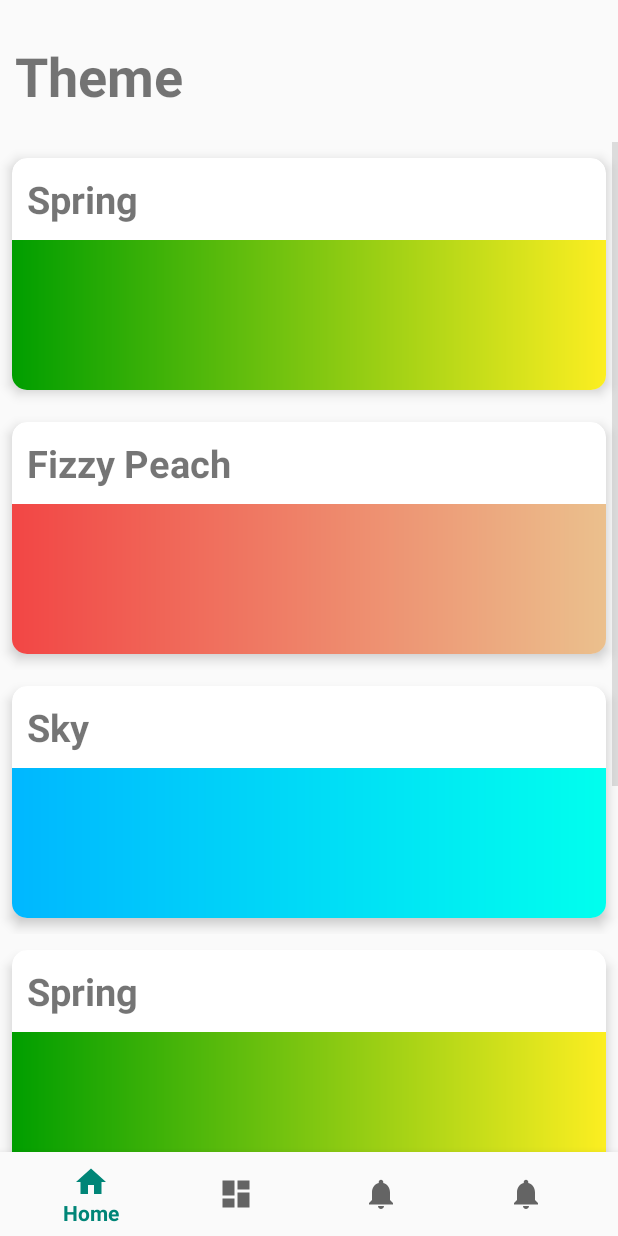
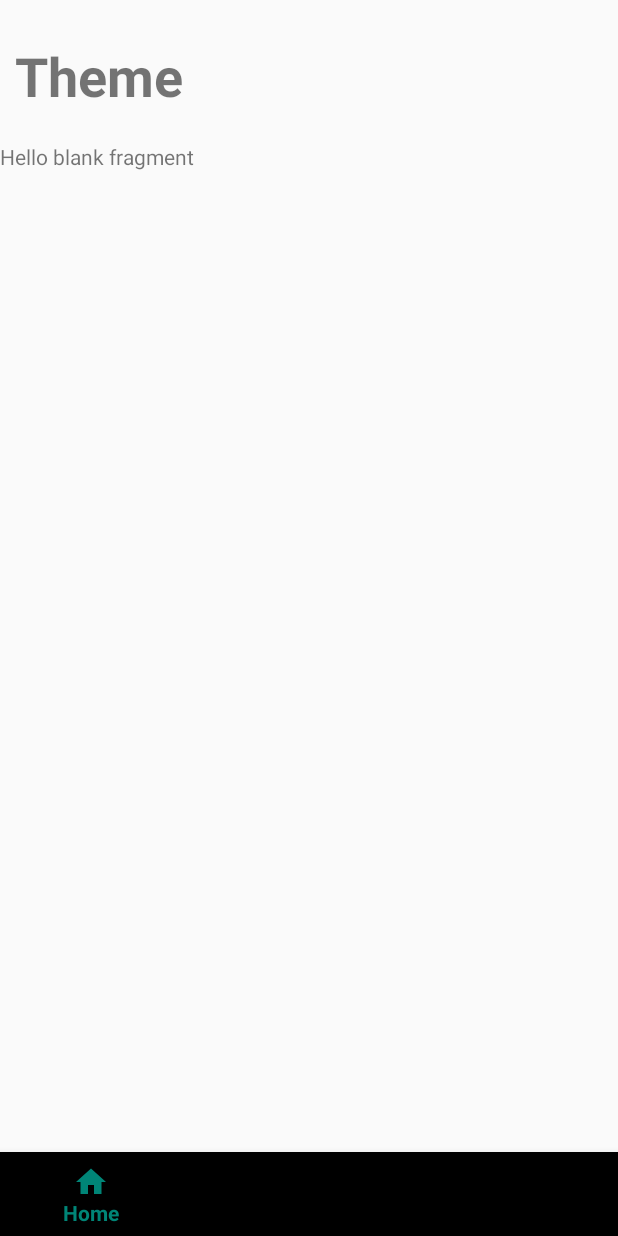
Before and after one commit to BonnyWang/PhotonLab-Android, an Android app: the Themes screen opened directly, with no data from a screen before it, on a phone screen of 412 x 824 dp. Run offline under Robolectric (Android 15) with nearby library versions, the phone set to English and light mode, and no system bars.

Commit message:
Fragment Initial Test

```diff
--- a/app/build.gradle
+++ b/app/build.gradle
@@ -25,6 +25,7 @@ dependencies {
     implementation 'com.google.android.material:material:1.0.0'
     implementation 'androidx.constraintlayout:constraintlayout:1.1.3'
     implementation 'androidx.vectordrawable:vectordrawable:1.0.1'
+    implementation 'androidx.legacy:legacy-support-v4:1.0.0'
     testImplementation 'junit:junit:4.12'
     androidTestImplementation 'androidx.test:runner:1.1.1'
     androidTestImplementation 'androidx.test.espresso:espresso-core:3.1.1'
--- /dev/null
+++ b/app/src/main/java/com/example/myapplication/Fragment_Control.java
@@ -0,0 +1,29 @@
+package com.example.myapplication;
+
+import android.content.Context;
+import android.net.Uri;
+import android.os.Bundle;
+
+import androidx.fragment.app.Fragment;
+
+import android.view.LayoutInflater;
+import android.view.View;
+import android.view.ViewGroup;
+
+
+
+public class Fragment_Control extends Fragment {
+    @Override
+    public void onCreate(Bundle savedInstanceState) {
+        super.onCreate(savedInstanceState);
+    }
+
+    @Override
+    public View onCreateView(LayoutInflater inflater, ViewGroup container,
+                             Bundle savedInstanceState) {
+        // Inflate the layout for this fragment
+        return inflater.inflate(R.layout.fragment__control_layout, container, false);
+    }
+
+
+}
--- a/app/src/main/java/com/example/myapplication/Themes.java
+++ b/app/src/main/java/com/example/myapplication/Themes.java
@@ -15,6 +15,9 @@ import androidx.annotation.RequiresApi;
 import androidx.appcompat.app.AppCompatActivity;
 import androidx.annotation.NonNull;
 import androidx.cardview.widget.CardView;
+import androidx.fragment.app.Fragment;
+import androidx.fragment.app.FragmentManager;
+import androidx.fragment.app.FragmentTransaction;
 import androidx.recyclerview.widget.LinearLayoutManager;
 import androidx.recyclerview.widget.RecyclerView;
 
@@ -50,6 +53,9 @@ public class Themes extends AppCompatActivity {
     //added for setting different color for the gradient -Bonny
     ImageView imageView_Card;
 
+    //Fragment Test - Bonny
+    Fragment fragment;
+
 
     private BottomNavigationView.OnNavigationItemSelectedListener mOnNavigationItemSelectedListener
             = new BottomNavigationView.OnNavigationItemSelectedListener() {
@@ -58,7 +64,12 @@ public class Themes extends AppCompatActivity {
         public boolean onNavigationItemSelected(@NonNull MenuItem item) {
             switch (item.getItemId()) {
                 case R.id.navigation_home:
-                    to_Main();
+                    //to_Main();
+                    fragment = new Fragment_Theme();
+                    FragmentManager fm = getSupportFragmentManager();
+                    FragmentTransaction ft = fm.beginTransaction();
+                    ft.replace(R.id.fgm_Theme, fragment);
+                    ft.commit();
                     mTextMessage.setText(R.string.title_home);
                     return true;
                 case R.id.navigation_dashboard:
@@ -81,21 +92,22 @@ public class Themes extends AppCompatActivity {
 
         super.onCreate(savedInstanceState);
         setContentView(R.layout.activity_themes);
-        RecyclerView rv = (RecyclerView)findViewById(R.id.rv);
+        //RecyclerView rv = (RecyclerView)findViewById(R.id.rv);
         BottomNavigationView navView = findViewById(R.id.nav_view);
         mTextMessage = findViewById(R.id.message);
         navView.setOnNavigationItemSelectedListener(mOnNavigationItemSelectedListener);
 
-        //added for recycler view -Bonny
-        LinearLayoutManager llm = new LinearLayoutManager(context);
-        rv.setLayoutManager(llm);
-
-        imageView_Card = (ImageView)findViewById(R.id.imageView_Card);
-
-        initializeData();
-
-        RvAdapter adapter = new RvAdapter(mtheme);
-        rv.setAdapter(adapter);
+//        //added for recycler view -Bonny
+//
+//        LinearLayoutManager llm = new LinearLayoutManager(context);
+//        rv.setLayoutManager(llm);
+//
+//        imageView_Card = (ImageView)findViewById(R.id.imageView_Card);
+//
+//        initializeData();
+//
+//        RvAdapter adapter = new RvAdapter(mtheme);
+//        rv.setAdapter(adapter);
 
 
     }
@@ -106,15 +118,15 @@ public class Themes extends AppCompatActivity {
 
 
 
-    private void initializeData(){
-        mtheme = new ArrayList<>();
-        mtheme.add(new theme_Class("Spring", new int[] {0xff009e00, 0xfffcee21}));
-        mtheme.add(new theme_Class("Fizzy Peach", new int[] {0xfff24645, 0xffebc08d}));
-        mtheme.add(new theme_Class("Sky", new int[] {0xff00b7ff, 0xff00ffee}));
-        mtheme.add(new theme_Class("Spring", new int[] {0xff009e00, 0xfffcee21}));
-        mtheme.add(new theme_Class("Fizzy Peach", new int[] {0xfff24645, 0xffebc08d}));
-        mtheme.add(new theme_Class("Sky", new int[] {0xff00b7ff, 0xff00ffee}));
-    }
+//    private void initializeData(){
+//        mtheme = new ArrayList<>();
+//        mtheme.add(new theme_Class("Spring", new int[] {0xff009e00, 0xfffcee21}));
+//        mtheme.add(new theme_Class("Fizzy Peach", new int[] {0xfff24645, 0xffebc08d}));
+//        mtheme.add(new theme_Class("Sky", new int[] {0xff00b7ff, 0xff00ffee}));
+//        mtheme.add(new theme_Class("Spring", new int[] {0xff009e00, 0xfffcee21}));
+//        mtheme.add(new theme_Class("Fizzy Peach", new int[] {0xfff24645, 0xffebc08d}));
+//        mtheme.add(new theme_Class("Sky", new int[] {0xff00b7ff, 0xff00ffee}));
+//    }
 
 
 }
--- a/app/src/main/res/layout/activity_themes.xml
+++ b/app/src/main/res/layout/activity_themes.xml
@@ -8,19 +8,31 @@ android:layout_height="match_parent"
 tools:context=".MainActivity">
 
     <RelativeLayout
-        android:id="@+id/rl"
         android:layout_width="match_parent"
         android:layout_height="match_parent">
 
-        <androidx.recyclerview.widget.RecyclerView
-            android:id="@+id/rv"
+        <com.google.android.material.bottomnavigation.BottomNavigationView
+            android:id="@+id/nav_view"
+            android:layout_width="match_parent"
+            android:layout_height="wrap_content"
+            android:layout_marginTop="0dp"
+            android:layout_alignParentBottom="true"
+            app:menu="@menu/bottom_nav_menu"/>
+
+        <RelativeLayout
+            android:id="@+id/rl"
             android:layout_width="match_parent"
             android:layout_height="match_parent"
-            android:layout_above="@+id/nav_view"
+            android:layout_above="@+id/nav_view">
+
+            <fragment
+                android:name = "com.example.myapplication.Fragment_Control"
+                android:id="@+id/fgm_Theme"
+                android:layout_width="match_parent"
+                android:layout_height="match_parent"
                 android:layout_below="@+id/message"
                 android:layout_marginTop="10dp"
-            android:layout_marginBottom="0dp"
-            android:scrollbars="vertical" />
+                android:layout_marginBottom="0dp" />
 
             <TextView
                 android:id="@+id/message"
@@ -32,15 +44,8 @@ tools:context=".MainActivity">
                 android:textSize="36sp"
                 android:textStyle="bold" />
 
-        <com.google.android.material.bottomnavigation.BottomNavigationView
-            android:id="@+id/nav_view"
-            android:layout_width="match_parent"
-            android:layout_height="wrap_content"
-            android:layout_alignParentBottom = "true"
-            android:layout_marginBottom="0dp"
-            android:background="?android:attr/windowBackground"
-            app:menu="@menu/bottom_nav_menu" />
-
 
         </RelativeLayout>
+    </RelativeLayout>
+
 </androidx.constraintlayout.widget.ConstraintLayout>
--- /dev/null
+++ b/app/src/main/res/layout/fragment__control_layout.xml
@@ -0,0 +1,14 @@
+<?xml version="1.0" encoding="utf-8"?>
+<FrameLayout xmlns:android="http://schemas.android.com/apk/res/android"
+    xmlns:tools="http://schemas.android.com/tools"
+    android:layout_width="match_parent"
+    android:layout_height="match_parent"
+    tools:context=".Fragment_Control">
+
+    <!-- TODO: Update blank fragment layout -->
+    <TextView
+        android:layout_width="match_parent"
+        android:layout_height="match_parent"
+        android:text="@string/hello_blank_fragment" />
+
+</FrameLayout>
--- a/app/src/main/res/values/strings.xml
+++ b/app/src/main/res/values/strings.xml
@@ -6,6 +6,9 @@
     <string name="title_notifications">Notifications</string>
     <string name="title_notifications2">Notifications2</string>
     <string name="title_activity_themes">Themes</string>
-    <string name = "demo_card_text">DemoCard</string>
-    <string name = "Progress">Progress</string>>
+    <string name="demo_card_text">DemoCard</string>
+    <string name="Progress">Progress</string>
+
+    <!-- TODO: Remove or change this placeholder text -->
+    <string name="hello_blank_fragment">Hello blank fragment</string>>
 </resources>
```
Also changed, not shown: app/src/main/java/com/example/myapplication/Fragment_Theme.java (added, +64 -0 lines), app/src/main/java/com/example/myapplication/MainActivity.java (+12 -5 lines), app/src/main/res/layout/fragment__theme_layout.xml (added, +19 -0 lines). Lines whose indentation alone changed are shown as unchanged.
